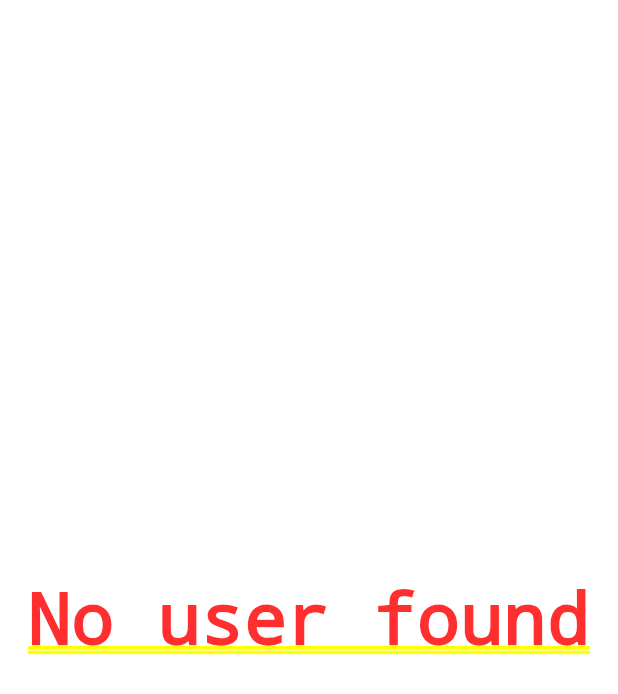
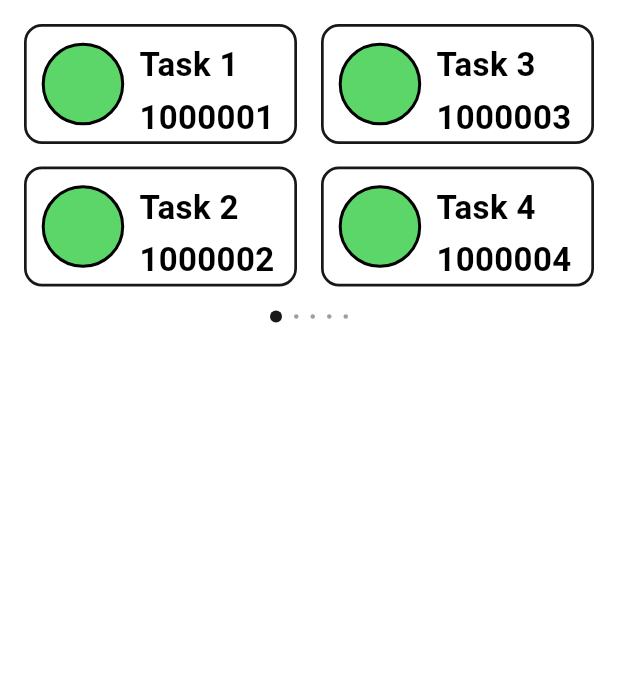
Before and after one commit to PrathamBhavsar/task_app, a Flutter app: the DashboardPage widget shown alone on an empty page, opened directly, on a phone screen of 412 x 824 dp. Shown: the top 694 px of the screen. Run offline on Flutter 3.47's test engine with Material 3 defaults, Android fonts, the phone set to English and light mode, and no system bars; our stand-ins replace fluttertoast, go_router, logger, shared_preferences, supabase_flutter; accounts and stored records are empty; Roboto replaces fonts that are missing (Poppins).

Commit message:
created dashboard screen

```diff
--- a/lib/providers/task_provider.dart
+++ b/lib/providers/task_provider.dart
@@ -19,6 +19,7 @@ class TaskProvider extends ChangeNotifier {
 
   Map<String, List<Map<String, dynamic>>> fetchedData = {};
   Map<String, dynamic> fetchedTaskData = {};
+  Map<String, dynamic> fetchedOverallData = {};
 
   UserModel? _currentUser;
 
--- a/lib/views/home/pages/dashboard/dashboard_page.dart
+++ b/lib/views/home/pages/dashboard/dashboard_page.dart
@@ -1,13 +1,7 @@
 import 'package:flutter/material.dart';
-import 'package:go_router/go_router.dart';
 import 'package:provider/provider.dart';
 import 'package:task_app/constants/app_colors.dart';
-import 'package:task_app/controllers/auth_controller.dart';
-import 'package:task_app/models/user.dart';
 import 'package:task_app/providers/task_provider.dart';
-import 'package:task_app/views/home/pages/task%20list/widgets/task_list.dart';
-import 'package:task_app/views/home/pages/widgets/chip_label_widget.dart';
-import 'package:task_app/widgets/circle_icons.dart';
 
 class DashboardPage extends StatefulWidget {
   const DashboardPage({super.key});
@@ -17,73 +11,174 @@ class DashboardPage extends StatefulWidget {
 }
 
 class _DashboardPageState extends State<DashboardPage> {
-  late Future<UserModel?> _userFuture;
+  late Future<void> _userFuture;
+  final PageController _pageController = PageController();
+  int _currentPage = 0;
 
   @override
   void initState() {
     super.initState();
-    _userFuture = AuthController.instance.getLoggedInUser();
-    _userFuture.then((user) {
-      if (user != null) {
-        TaskProvider.instance.setCurrentUser(user);
-      }
-    });
+    _userFuture = Future.delayed(const Duration(seconds: 1));
+  }
+
+  @override
+  void dispose() {
+    _pageController.dispose();
+    super.dispose();
   }
 
   @override
   Widget build(BuildContext context) {
-    return FutureBuilder<UserModel?>(
+    return FutureBuilder(
       future: _userFuture,
       builder: (context, snapshot) {
-        if (snapshot.connectionState == ConnectionState.waiting) {
-          return const Center(child: CircularProgressIndicator());
-        }
+        final List<Map<String, dynamic>> count = List.generate(
+          20,
+          (index) => {'name': 'Task ${index + 1}', 'count': index + 1},
+        );
 
-        if (!snapshot.hasData) {
-          return const Center(
-            child: Text("No user found"),
-          );
-        }
-
+        final screenWidth = MediaQuery.of(context).size.width;
+        final containerWidth = (screenWidth / 2) - 24;
         return Consumer<TaskProvider>(
           builder:
               (BuildContext context, TaskProvider provider, Widget? child) {
-            final user = snapshot.data!;
-
-            final List<Map<String, dynamic>> _tabs =
-                provider.getTabsForRole(user.role, provider.fetchedData);
-
-            return Scaffold(
-              floatingActionButton: FloatingActionButton(
-                onPressed: () => context.push('/taskDetails?isNewTask=true'),
-              ),
-              appBar: AppBar(
-                title: const Text(
-                  'Dashboard',
-                  style: TextStyle(fontSize: 32, fontWeight: FontWeight.bold),
-                ),
-                actions: [
-                  Padding(
-                    padding: const EdgeInsets.only(right: 10),
-                    child: CircleIcons(
-                      icon: Icons.notifications_none_rounded,
-                      onTap: () {
-                        AuthController.instance.logout(context);
+            return Column(
+              children: [
+                Padding(
+                  padding: const EdgeInsets.only(top: 16, bottom: 8),
+                  child: SizedBox(
+                    height: 175,
+                    width: screenWidth,
+                    child: PageView.builder(
+                      itemCount: (count.length / 4).ceil(),
+                      controller: _pageController,
+                      onPageChanged: (page) {
+                        setState(() {
+                          _currentPage = page;
+                        });
+                      },
+                      scrollDirection: Axis.horizontal,
+                      itemBuilder: (context, index) {
+                        int firstItemIndex = index * 4;
+                        return Row(
+                          mainAxisAlignment: MainAxisAlignment.spaceEvenly,
+                          children: [
+                            if (firstItemIndex < count.length)
+                              _buildPageColumn(
+                                count[firstItemIndex],
+                                count.length > firstItemIndex + 1
+                                    ? count[firstItemIndex + 1]
+                                    : null,
+                                containerWidth,
+                              ),
+                            if (count.length > firstItemIndex + 2)
+                              _buildPageColumn(
+                                count[firstItemIndex + 2],
+                                count.length > firstItemIndex + 3
+                                    ? count[firstItemIndex + 3]
+                                    : null,
+                                containerWidth,
+                              ),
+                          ],
+                        );
                       },
                     ),
                   ),
-                ],
-              ),
-              body: Padding(
-                padding: AppPaddings.appPadding,
-                child: Column(
-                  children: [],
                 ),
-              ),
+                _buildDotIndicator((count.length / 4).ceil()),
+              ],
             );
           },
         );
       },
     );
   }
+
+  Widget _buildPageColumn(Map<String, dynamic>? topItem,
+      Map<String, dynamic>? bottomItem, double width) {
+    return SizedBox(
+      width: width,
+      child: Column(
+        mainAxisAlignment: MainAxisAlignment.spaceBetween,
+        children: [
+          if (topItem != null) _buildTile(topItem),
+          if (bottomItem != null) _buildTile(bottomItem),
+        ],
+      ),
+    );
+  }
+
+  Widget _buildTile(Map<String, dynamic> data) {
+    return Container(
+      height: 80,
+      decoration: BoxDecoration(
+        borderRadius: BorderRadius.circular(12),
+        border: Border.all(
+          color: AppColors.primary,
+          width: 1.8,
+        ),
+      ),
+      child: Padding(
+        padding: const EdgeInsets.all(10.0),
+        child: Row(
+          children: [
+            Container(
+              height: 55,
+              width: 55,
+              decoration: BoxDecoration(
+                shape: BoxShape.circle,
+                color: AppColors.green,
+                border: Border.all(width: 2),
+              ),
+            ),
+            const SizedBox(width: 10),
+            Expanded(
+              child: Column(
+                mainAxisAlignment: MainAxisAlignment.center,
+                crossAxisAlignment: CrossAxisAlignment.start,
+                children: [
+                  Text(
+                    data['name'],
+                    style: AppTexts.headingStyle,
+                    overflow: TextOverflow.fade,
+                    softWrap: false,
+                    maxLines: 1,
+                  ),
+                  const SizedBox(height: 4),
+                  Text(
+                    '${data['count'] + 1000000}',
+                    style: AppTexts.headingStyle,
+                    overflow: TextOverflow.fade,
+                    softWrap: false,
+                    maxLines: 1,
+                  ),
+                ],
+              ),
+            ),
+          ],
+        ),
+      ),
+    );
+  }
+
+  Widget _buildDotIndicator(int pageCount) {
+    return Padding(
+      padding: const EdgeInsets.symmetric(vertical: 8),
+      child: Row(
+        mainAxisAlignment: MainAxisAlignment.center,
+        children: List.generate(pageCount, (index) {
+          return AnimatedContainer(
+            duration: const Duration(milliseconds: 300),
+            margin: const EdgeInsets.symmetric(horizontal: 4.0),
+            width: _currentPage == index ? 8 : 3,
+            height: _currentPage == index ? 8 : 3,
+            decoration: BoxDecoration(
+              color: _currentPage == index ? AppColors.primary : Colors.grey,
+              shape: BoxShape.circle,
+            ),
+          );
+        }),
+      ),
+    );
+  }
 }
```
Also changed, not shown: lib/views/home/home_screen.dart (+28 -8 lines), lib/views/home/pages/task list/task_list_page.dart (+8 -28 lines).
